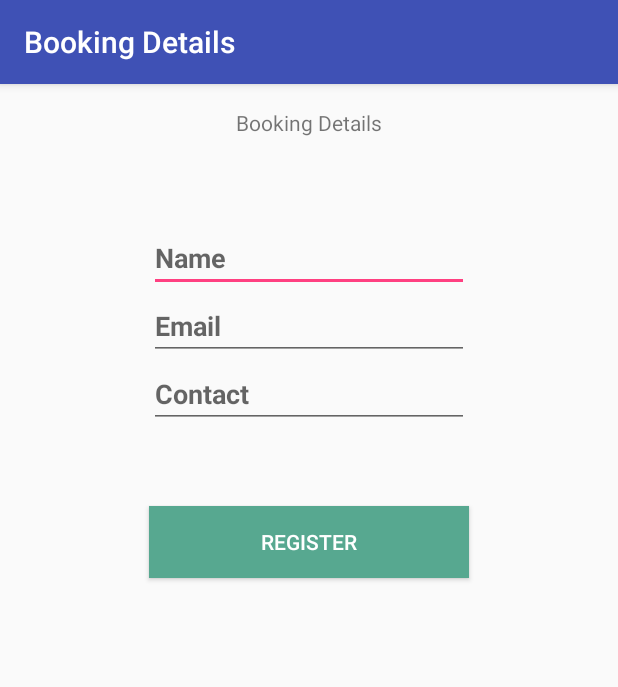
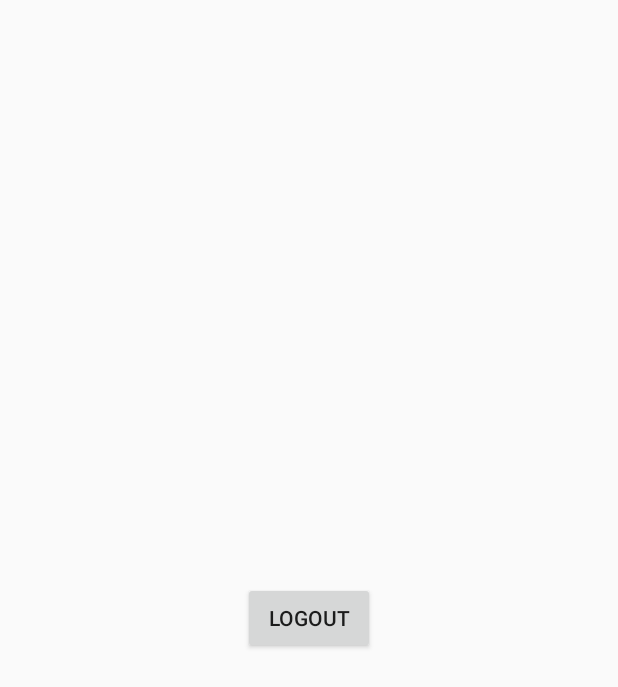
Before and after one commit to shrirambalaji/Booking-Details, an Android app: the screen it shows after launch (MainActivity before the commit, RecentBookingHistory after it), after a tap on "REGISTER", on a phone screen of 412 x 824 dp. Shown: the top 687 px of the screen. Run offline under Robolectric (Android 15) with nearby library versions, the phone set to English and light mode, and no system bars.

Commit message:
updated recentbookingactivity

```diff
--- a/app/src/main/java/com/cargo/booking_details/MainActivity.java
+++ b/app/src/main/java/com/cargo/booking_details/MainActivity.java
@@ -191,6 +191,9 @@ public class MainActivity extends AppCompatActivity {
         protected void onPostExecute(String s) {
             super.onPostExecute(s);
             Toast.makeText(getApplicationContext(),"Registered Successfully", Toast.LENGTH_SHORT).show();
+
+            Intent intent = new Intent(getApplicationContext(),RecentBookingHistory.class);
+            startActivity(intent);
         }
     }
     @Override
--- a/app/src/main/java/com/cargo/booking_details/RecentBookingHistory.java
+++ b/app/src/main/java/com/cargo/booking_details/RecentBookingHistory.java
@@ -1,14 +1,18 @@
 package com.cargo.booking_details;
 
+import android.content.Intent;
 import android.content.SharedPreferences;
 import android.os.Bundle;
 import android.app.Activity;
+import android.view.View;
+import android.widget.Button;
 import android.widget.TextView;
 import android.widget.Toast;
 
 public class RecentBookingHistory extends Activity {
     private static final String SP_NAME = "userDetails" ;
     private  TextView mNew;
+    private Button mLogout;
     @Override
     protected void onCreate(Bundle savedInstanceState) {
         super.onCreate(savedInstanceState);
@@ -18,11 +22,27 @@ public class RecentBookingHistory extends Activity {
 
        mNew = (TextView)findViewById(R.id.textViewNam);
 
-        SharedPreferences storedUserDetails = getSharedPreferences(SP_NAME, MODE_PRIVATE);
+         final SharedPreferences storedUserDetails = getSharedPreferences(SP_NAME, MODE_PRIVATE);
         String name = storedUserDetails.getString("name","");
 
 
         Toast.makeText(getApplicationContext(),"Logged in as "+name,Toast.LENGTH_SHORT).show();
+        mLogout = (Button)findViewById(R.id.logout);
+
+        mLogout.setOnClickListener(new View.OnClickListener() {
+            @Override
+            public void onClick(View v) {
+                SharedPreferences.Editor editor = storedUserDetails.edit();
+                editor.clear();
+                editor.commit();
+
+                Intent intent = new Intent(getApplicationContext(),MainActivity.class);
+                startActivity(intent);
+                finish();
+
+            }
+        });
+
 
     }
 
--- a/app/src/main/res/layout/activity_recent_booking_history.xml
+++ b/app/src/main/res/layout/activity_recent_booking_history.xml
@@ -16,4 +16,12 @@
         android:layout_alignParentTop="true"
         android:layout_centerHorizontal="true"
         android:layout_marginTop="152dp" />
+
+    <Button
+        android:layout_width="wrap_content"
+        android:layout_height="wrap_content"
+        android:text="LOGOUT"
+        android:id="@+id/logout"
+        android:layout_centerVertical="true"
+        android:layout_centerHorizontal="true" />
 </RelativeLayout>
```
Also changed, not shown: app/src/main/java/com/cargo/booking_details/MyGcmListenerService.java (+51 -3 lines), app/src/main/java/com/cargo/booking_details/SqlDbHelper.java (added, +35 -0 lines).
